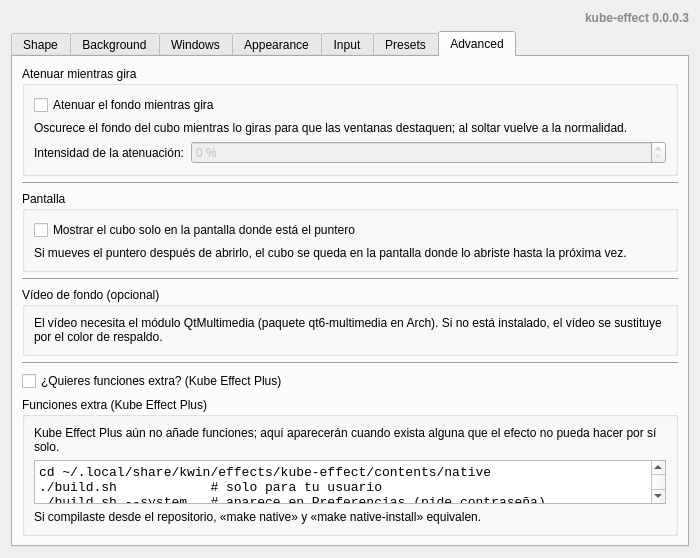
Qt form package/contents/ui/config.ui (CesarGuzmanLopez/kube-effect) before a commit.
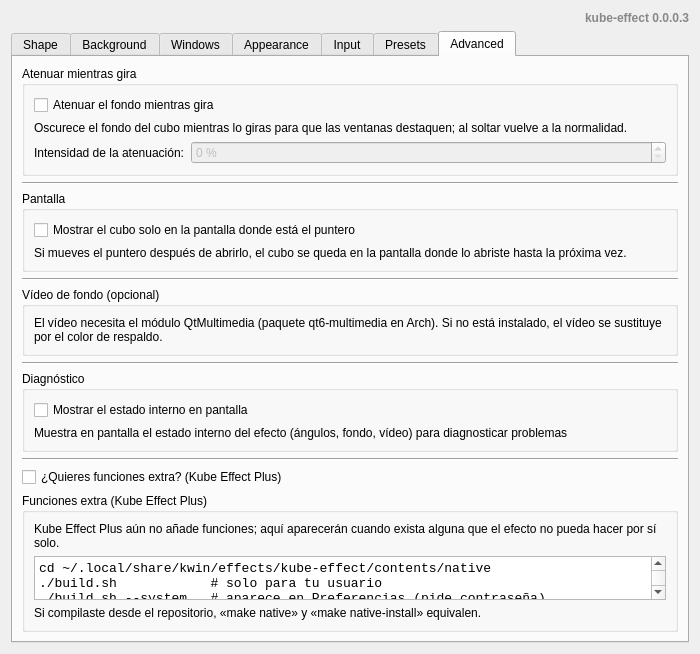
The same form after that commit. The open tabs and pages were chosen to show the change. Custom widgets are drawn as their Qt base class.

Commit message: fix(cube): retira el LOD de caras y añade modo DebugOverlay

```diff
--- a/package/contents/ui/config.ui
+++ b/package/contents/ui/config.ui
@@ -753,6 +753,44 @@
                                     </property>
                                 </widget>
                             </item>
+                            <item>
+                                <!-- DebugOverlay (ADR-023): the on-screen diagnostic
+                                     switch; console and D-Bus reach nowhere visible. -->
+                                <widget class="QGroupBox" name="advancedDiagGroup">
+                                    <property name="title">
+                                        <string>Diagnóstico</string>
+                                    </property>
+                                    <layout class="QVBoxLayout" name="advancedDiagLayout">
+                                        <item>
+                                            <widget class="QCheckBox" name="kcfg_DebugOverlay">
+                                                <property name="text">
+                                                    <string>Mostrar el estado interno en pantalla</string>
+                                                </property>
+                                            </widget>
+                                        </item>
+                                        <item>
+                                            <widget class="QLabel" name="advancedDiagHint">
+                                                <property name="text">
+                                                    <string>Muestra en pantalla el estado interno del efecto (ángulos, fondo, vídeo) para diagnosticar problemas</string>
+                                                </property>
+                                                <property name="wordWrap">
+                                                    <bool>true</bool>
+                                                </property>
+                                            </widget>
+                                        </item>
+                                    </layout>
+                                </widget>
+                            </item>
+                            <item>
+                                <widget class="QFrame" name="advancedSeparator4">
+                                    <property name="frameShape">
+                                        <enum>QFrame::HLine</enum>
+                                    </property>
+                                    <property name="frameShadow">
+                                        <enum>QFrame::Sunken</enum>
+                                    </property>
+                                </widget>
+                            </item>
                             <item>
                                 <widget class="QCheckBox" name="showPlusSection">
                                     <property name="text">
```
Left out of the diff: 5 changed lines with no effect on the pictures. The commit also changes 9 other files.
